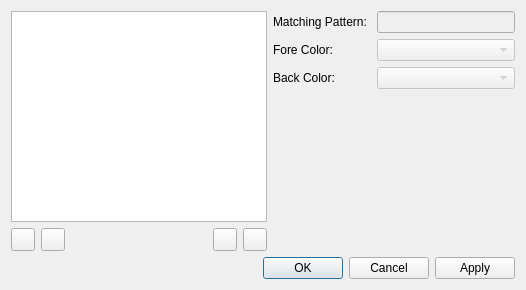
Old version of the form src/filtersdialog.ui in the repository nickbnf/glogg.
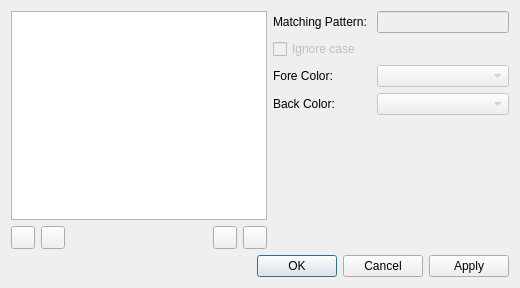
New version of the form. Icons and pictures are not drawn.

Commit message: Add ignore case option to filters

The edit to the form file:
```diff
--- a/src/filtersdialog.ui
+++ b/src/filtersdialog.ui
@@ -6,8 +6,8 @@
    <rect>
     <x>0</x>
     <y>0</y>
-    <width>526</width>
-    <height>290</height>
+    <width>520</width>
+    <height>288</height>
    </rect>
   </property>
   <property name="windowTitle">
@@ -122,34 +122,47 @@
              </property>
             </widget>
            </item>
-           <item row="3" column="0">
+           <item row="4" column="0">
             <widget class="QLabel" name="label_2">
              <property name="text">
               <string>Fore Color: </string>
              </property>
             </widget>
            </item>
-           <item row="4" column="1">
+           <item row="5" column="1">
             <widget class="QComboBox" name="backColorBox">
              <property name="enabled">
               <bool>false</bool>
              </property>
             </widget>
            </item>
-           <item row="3" column="1">
+           <item row="4" column="1">
             <widget class="QComboBox" name="foreColorBox">
              <property name="enabled">
               <bool>false</bool>
              </property>
             </widget>
            </item>
-           <item row="4" column="0">
+           <item row="5" column="0">
             <widget class="QLabel" name="label_3">
              <property name="text">
               <string>Back Color: </string>
              </property>
             </widget>
            </item>
+           <item row="3" column="0">
+            <widget class="QCheckBox" name="ignoreCaseCheckBox">
+             <property name="enabled">
+              <bool>false</bool>
+             </property>
+             <property name="text">
+              <string>Ignore case</string>
+             </property>
+             <property name="checked">
+              <bool>false</bool>
+             </property>
+            </widget>
+           </item>
           </layout>
          </item>
         </layout>
```
Left out of the diff: 10 changed lines with no effect on the pictures. The commit also changes 3 other files.
